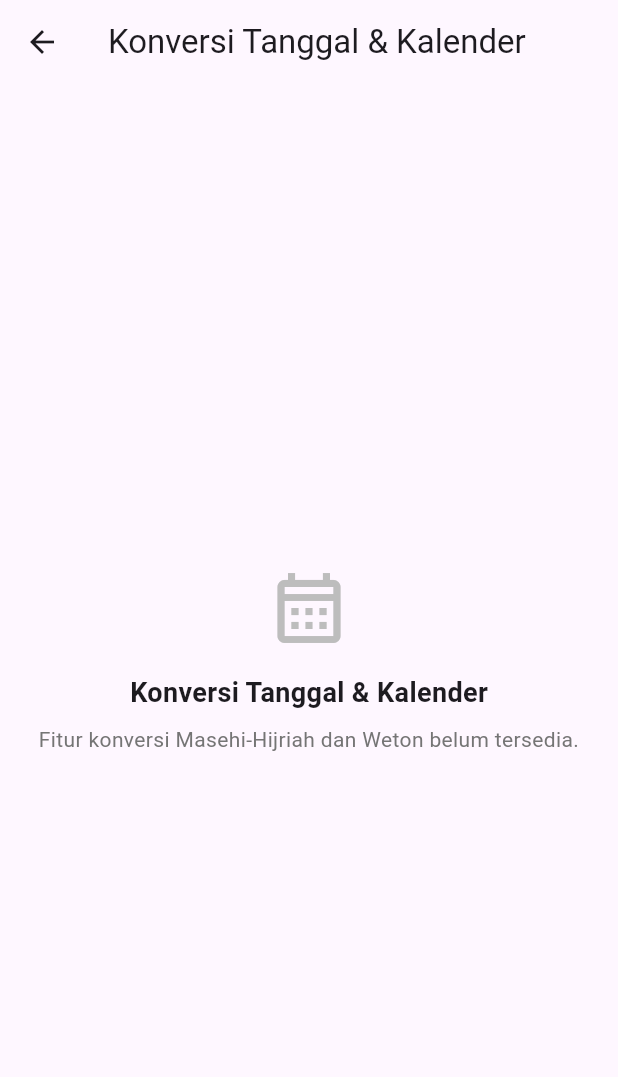
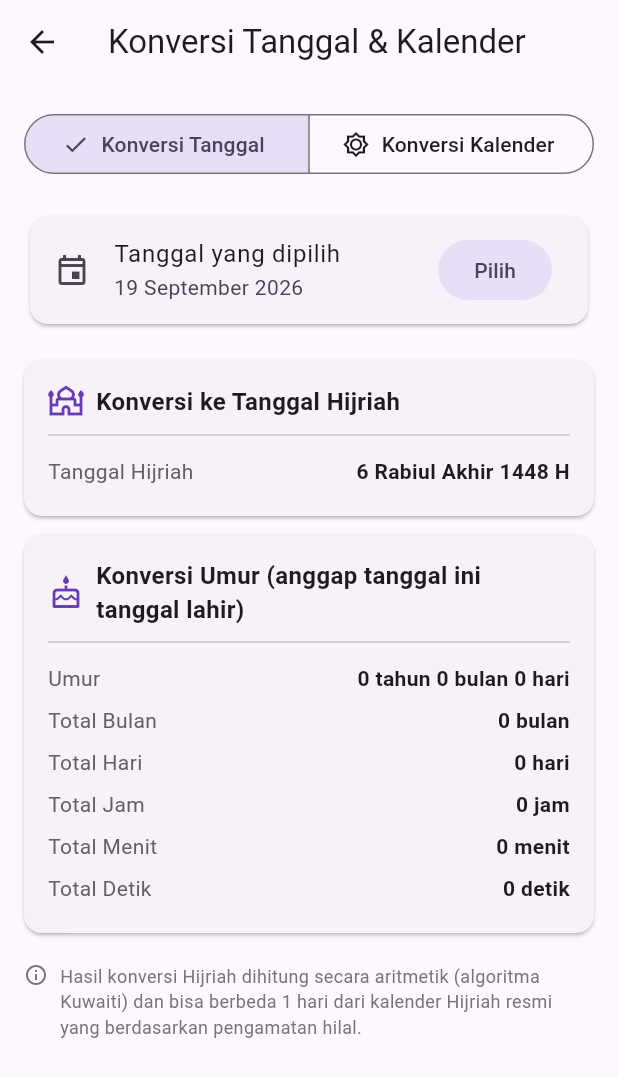
Before and after one commit to barafa-public/tugas3_test1, a Flutter app: the KonversiPage screen opened directly, on a phone screen of 412 x 824 dp. Shown: the top 1077 px of the screen. Run offline on Flutter 3.47's test engine with Material 3 defaults, Android fonts, the phone set to English and light mode, and no system bars; our stand-ins replace flutter_dotenv, supabase_flutter; accounts and stored records are empty.

Commit message:
feat: add convertion detail

```diff
--- a/lib/pages/konversi/konversi_page.dart
+++ b/lib/pages/konversi/konversi_page.dart
@@ -1,41 +1,210 @@
 import 'package:flutter/material.dart';
+
+import '../../utils/date_convert.dart';
+import 'widgets/konversi_result_card.dart';
 
 /// Menu Konversi Tanggal & Kalender.
 ///
-/// Gabungan dari menu "Konversi Tanggal" (Masehi -> Hijriah) dan
-/// "Konversi Kalender" (Weton) yang sebelumnya terpisah. Untuk sekarang
-/// isinya sengaja dikosongkan dulu (masih tugas terpisah, fokus utama
-/// masih di alur Profil, Pesanan, Daftar Pesanan, dan History Pesanan).
-class KonversiPage extends StatelessWidget {
+/// Sengaja TIDAK terhubung ke fitur shopping list ataupun database
+/// (Supabase) sama sekali -- semua perhitungan murni lokal, memakai
+/// fungsi-fungsi pure di `utils/date_convert.dart`.
+///
+/// Pilihan tipe konversi ada di bagian atas (lewat [SegmentedButton]):
+/// - "Konversi Tanggal": konversi ke Hijriah + konversi tanggal lahir
+///   ke umur (tahun, bulan, hari, jam, menit, detik).
+/// - "Konversi Kalender": konversi ke Weton (Kalender Jawa) + Kalender
+///   Saka Bali.
+/// Kedua mode berbagi 1 date picker yang sama di bawah pemilih mode.
+enum _KonversiMode { tanggal, kalender }
+
+class KonversiPage extends StatefulWidget {
   const KonversiPage({super.key});
+
+  @override
+  State<KonversiPage> createState() => _KonversiPageState();
+}
+
+class _KonversiPageState extends State<KonversiPage> {
+  _KonversiMode _mode = _KonversiMode.tanggal;
+  DateTime _selectedDate = DateTime.now();
+
+  Future<void> _pickDate() async {
+    final picked = await showDatePicker(
+      context: context,
+      initialDate: _selectedDate,
+      firstDate: DateTime(1900),
+      lastDate: DateTime(2100),
+      helpText: 'Pilih tanggal',
+    );
+    if (picked != null) {
+      setState(() => _selectedDate = picked);
+    }
+  }
 
   @override
   Widget build(BuildContext context) {
     return Scaffold(
       appBar: AppBar(title: const Text('Konversi Tanggal & Kalender')),
-      body: Center(
-        child: Padding(
-          padding: const EdgeInsets.all(24.0),
-          child: Column(
-            mainAxisSize: MainAxisSize.min,
-            children: [
-              Icon(Icons.calendar_month_outlined,
-                  size: 56, color: Colors.grey.shade400),
-              const SizedBox(height: 16),
-              const Text(
-                'Konversi Tanggal & Kalender',
-                style: TextStyle(fontSize: 18, fontWeight: FontWeight.bold),
-              ),
-              const SizedBox(height: 8),
-              Text(
-                'Fitur konversi Masehi-Hijriah dan Weton belum tersedia.',
-                textAlign: TextAlign.center,
-                style: TextStyle(color: Colors.grey.shade600),
-              ),
-            ],
-          ),
+      body: SafeArea(
+        child: ListView(
+          padding: const EdgeInsets.all(16),
+          children: [
+            // Pilihan tipe konversi di bagian atas.
+            SegmentedButton<_KonversiMode>(
+              segments: const [
+                ButtonSegment(
+                  value: _KonversiMode.tanggal,
+                  label: Text('Konversi Tanggal'),
+                  icon: Icon(Icons.calendar_today_outlined),
+                ),
+                ButtonSegment(
+                  value: _KonversiMode.kalender,
+                  label: Text('Konversi Kalender'),
+                  icon: Icon(Icons.brightness_5_outlined),
+                ),
+              ],
+              selected: {_mode},
+              onSelectionChanged: (selection) {
+                setState(() => _mode = selection.first);
+              },
+            ),
+            const SizedBox(height: 20),
+
+            _buildDatePicker(),
+            const SizedBox(height: 20),
+
+            if (_mode == _KonversiMode.tanggal)
+              _buildTanggalResults()
+            else
+              _buildKalenderResults(),
+          ],
         ),
       ),
     );
   }
+
+  Widget _buildDatePicker() {
+    return Card(
+      child: ListTile(
+        leading: const Icon(Icons.event_outlined),
+        title: const Text('Tanggal yang dipilih'),
+        subtitle: Text(_formatTanggalLengkap(_selectedDate)),
+        trailing: FilledButton.tonal(
+          onPressed: _pickDate,
+          child: const Text('Pilih'),
+        ),
+      ),
+    );
+  }
+
+  /// Tab "Konversi Tanggal": Hijriah + konversi umur.
+  /// Sesuai kriteria: "memiliki menu konversi tanggal hijriah, konversi
+  /// tanggal lahir ke umur, tahun, bulan, hari jam, menit dan detik".
+  Widget _buildTanggalResults() {
+    final hijri = convertToHijri(_selectedDate);
+    final age = calculateAge(_selectedDate);
+
+    return Column(
+      children: [
+        KonversiResultCard(
+          icon: Icons.mosque_outlined,
+          title: 'Konversi ke Tanggal Hijriah',
+          rows: [KonversiResultRow('Tanggal Hijriah', hijri.toString())],
+        ),
+        KonversiResultCard(
+          icon: Icons.cake_outlined,
+          title: 'Konversi Umur (anggap tanggal ini tanggal lahir)',
+          rows: [
+            KonversiResultRow(
+              'Umur',
+              '${age.years} tahun ${age.months} bulan ${age.days} hari',
+            ),
+            KonversiResultRow('Total Bulan', '${age.totalMonths} bulan'),
+            KonversiResultRow('Total Hari', '${age.totalDays} hari'),
+            KonversiResultRow('Total Jam', '${age.totalHours} jam'),
+            KonversiResultRow('Total Menit', '${age.totalMinutes} menit'),
+            KonversiResultRow('Total Detik', '${age.totalSeconds} detik'),
+          ],
+        ),
+        const _DisclaimerText(
+          'Hasil konversi Hijriah dihitung secara aritmetik (algoritma '
+          'Kuwaiti) dan bisa berbeda 1 hari dari kalender Hijriah resmi '
+          'yang berdasarkan pengamatan hilal.',
+        ),
+      ],
+    );
+  }
+
+  /// Tab "Konversi Kalender": Weton + Tahun Saka Bali.
+  /// Sesuai kriteria: "memiliki menu konversi Kalender weton dan
+  /// Kalender saka bali".
+  Widget _buildKalenderResults() {
+    final weton = calculateWeton(_selectedDate);
+    final tahunSaka = calculateTahunSaka(_selectedDate);
+
+    return Column(
+      children: [
+        KonversiResultCard(
+          icon: Icons.brightness_5_outlined,
+          title: 'Konversi ke Weton (Kalender Jawa)',
+          rows: [KonversiResultRow('Weton', weton.label)],
+        ),
+        KonversiResultCard(
+          icon: Icons.temple_hindu_outlined,
+          title: 'Konversi ke Kalender Saka Bali',
+          rows: [KonversiResultRow('Tahun Saka', '$tahunSaka')],
+        ),
+        const _DisclaimerText(
+          'Tahun Saka dihitung dengan rumus umum (Tahun Masehi - 78, '
+          'disesuaikan sebelum/sesudah perkiraan Nyepi). Perhitungan '
+          'bulan & wuku Saka secara penuh memerlukan tabel pawukon yang '
+          'lebih kompleks dan belum tercakup di sini.',
+        ),
+      ],
+    );
+  }
+
+  String _formatTanggalLengkap(DateTime date) {
+    const bulan = [
+      'Januari',
+      'Februari',
+      'Maret',
+      'April',
+      'Mei',
+      'Juni',
+      'Juli',
+      'Agustus',
+      'September',
+      'Oktober',
+      'November',
+      'Desember',
+    ];
+    return '${date.day} ${bulan[date.month - 1]} ${date.year}';
+  }
 }
+
+class _DisclaimerText extends StatelessWidget {
+  final String text;
+
+  const _DisclaimerText(this.text);
+
+  @override
+  Widget build(BuildContext context) {
+    return Padding(
+      padding: const EdgeInsets.symmetric(vertical: 8.0),
+      child: Row(
+        crossAxisAlignment: CrossAxisAlignment.start,
+        children: [
+          Icon(Icons.info_outline, size: 16, color: Colors.grey.shade600),
+          const SizedBox(width: 8),
+          Expanded(
+            child: Text(
+              text,
+              style: TextStyle(fontSize: 12, color: Colors.grey.shade600),
+            ),
+          ),
+        ],
+      ),
+    );
+  }
+}
--- a/lib/pages/konversi/widgets/konversi_result_card.dart
+++ b/lib/pages/konversi/widgets/konversi_result_card.dart
@@ -0,0 +1,77 @@
+import 'package:flutter/material.dart';
+
+/// Satu baris hasil konversi: label di kiri, nilai di kanan.
+class KonversiResultRow {
+  final String label;
+  final String value;
+
+  const KonversiResultRow(this.label, this.value);
+}
+
+/// Kartu untuk menampilkan sekelompok hasil konversi (judul + beberapa
+/// baris label-value). Dipakai berulang di [KonversiPage], baik untuk
+/// tab "Konversi Tanggal" maupun tab "Konversi Kalender".
+class KonversiResultCard extends StatelessWidget {
+  final IconData icon;
+  final String title;
+  final List<KonversiResultRow> rows;
+
+  const KonversiResultCard({
+    super.key,
+    required this.icon,
+    required this.title,
+    required this.rows,
+  });
+
+  @override
+  Widget build(BuildContext context) {
+    return Card(
+      margin: const EdgeInsets.only(bottom: 12),
+      child: Padding(
+        padding: const EdgeInsets.all(16.0),
+        child: Column(
+          crossAxisAlignment: CrossAxisAlignment.start,
+          children: [
+            Row(
+              children: [
+                Icon(icon, color: Colors.deepPurple),
+                const SizedBox(width: 8),
+                Expanded(
+                  child: Text(
+                    title,
+                    style: const TextStyle(
+                      fontWeight: FontWeight.bold,
+                      fontSize: 16,
+                    ),
+                  ),
+                ),
+              ],
+            ),
+            const Divider(height: 20),
+            for (final row in rows)
+              Padding(
+                padding: const EdgeInsets.symmetric(vertical: 4.0),
+                child: Row(
+                  mainAxisAlignment: MainAxisAlignment.spaceBetween,
+                  children: [
+                    Text(
+                      row.label,
+                      style: TextStyle(color: Colors.grey.shade700),
+                    ),
+                    const SizedBox(width: 12),
+                    Flexible(
+                      child: Text(
+                        row.value,
+                        textAlign: TextAlign.right,
+                        style: const TextStyle(fontWeight: FontWeight.w600),
+                      ),
+                    ),
+                  ],
+                ),
+              ),
+          ],
+        ),
+      ),
+    );
+  }
+}
--- a/lib/utils/date_convert.dart
+++ b/lib/utils/date_convert.dart
@@ -0,0 +1,237 @@
+/// Kumpulan fungsi konversi tanggal & kalender untuk Menu Konversi.
+///
+/// Semua fungsi di sini murni (pure function) — tidak bergantung pada
+/// Flutter widget ataupun database (Supabase), sesuai kriteria tugas
+/// bahwa menu ini TIDAK terhubung dengan fitur shopping list.
+
+// =======================================================================
+// 1. KONVERSI TANGGAL MASEHI -> HIJRIAH
+// =======================================================================
+// Memakai algoritma aritmetik "Kuwaiti" (tabular Islamic calendar) --
+// dihitung murni dari rumus matematis berbasis Julian Day Number, TANPA
+// data rukyatul hilal. Sudah divalidasi terhadap beberapa tanggal acuan
+// (mis. 19 Maret 2026 -> 30 Ramadan 1447H, sesuai kalender Hijriah yang
+// dipublikasikan). Karena berbasis rumus (bukan pengamatan hilal
+// langsung), hasilnya MUNGKIN berbeda 1 hari dari kalender Hijriah
+// resmi/rukyat di beberapa kondisi batas awal bulan.
+
+class HijriDate {
+  final int day;
+  final int month; // 1-12
+  final int year;
+
+  const HijriDate({required this.day, required this.month, required this.year});
+
+  static const List<String> monthNames = [
+    'Muharram',
+    'Safar',
+    'Rabiul Awal',
+    'Rabiul Akhir',
+    'Jumadil Awal',
+    'Jumadil Akhir',
+    'Rajab',
+    "Sya'ban",
+    'Ramadhan',
+    'Syawal',
+    "Dzulqa'dah",
+    'Dzulhijjah',
+  ];
+
+  String get monthName => monthNames[month - 1];
+
+  @override
+  String toString() => '$day $monthName $year H';
+}
+
+/// Konversi tanggal Masehi [date] ke tanggal Hijriah.
+HijriDate convertToHijri(DateTime date) {
+  final jdn = _gregorianToJulianDayNumber(date.year, date.month, date.day);
+
+  int l = jdn - 1948440 + 10632;
+  final n = ((l - 1) / 10631).floor();
+  l = l - 10631 * n + 354;
+  final j =
+      ((10985 - l) / 5316).floor() * ((50 * l) / 17719).floor() +
+      (l / 5670).floor() * ((43 * l) / 15238).floor();
+  l =
+      l -
+      ((30 - j) / 15).floor() * ((17719 * j) / 50).floor() -
+      (j / 16).floor() * ((15238 * j) / 43).floor() +
+      29;
+  final monthH = ((24 * l) / 709).floor();
+  final dayH = l - ((709 * monthH) / 24).floor();
+  final yearH = 30 * n + j - 30;
+
+  return HijriDate(day: dayH, month: monthH, year: yearH);
+}
+
+/// Julian Day Number dari tanggal Masehi (proleptic Gregorian calendar).
+/// Ini adalah dasar perhitungan untuk konversi Hijriah di atas.
+int _gregorianToJulianDayNumber(int year, int month, int day) {
+  final a = ((14 - month) / 12).floor();
+  final y = year + 4800 - a;
+  final m = month + 12 * a - 3;
+
+  return day +
+      ((153 * m + 2) / 5).floor() +
+      365 * y +
+      (y / 4).floor() -
+      (y / 100).floor() +
+      (y / 400).floor() -
+      32045;
+}
+
+// =======================================================================
+// 2. KONVERSI TANGGAL LAHIR -> UMUR
+// =======================================================================
+// Menghitung umur dari [birthDate] sampai [now] dalam 2 bentuk:
+// - breakdown kalender: X tahun Y bulan Z hari (cara umum menyebut umur)
+// - total dalam satu satuan saja: total bulan, hari, jam, menit, detik
+//   sejak lahir (asumsi jam lahir 00:00:00 karena date picker cuma
+//   mengambil tanggal, tanpa jam).
+
+class AgeResult {
+  final int years;
+  final int months;
+  final int days;
+  final int totalMonths;
+  final int totalDays;
+  final int totalHours;
+  final int totalMinutes;
+  final int totalSeconds;
+
+  const AgeResult({
+    required this.years,
+    required this.months,
+    required this.days,
+    required this.totalMonths,
+    required this.totalDays,
+    required this.totalHours,
+    required this.totalMinutes,
+    required this.totalSeconds,
+  });
+}
+
+/// Hitung umur dari [birthDate] sampai [now] (default: waktu sekarang).
+AgeResult calculateAge(DateTime birthDate, {DateTime? now}) {
+  final today = now ?? DateTime.now();
+
+  int years = today.year - birthDate.year;
+  int months = today.month - birthDate.month;
+  int days = today.day - birthDate.day;
+
+  if (days < 0) {
+    months -= 1;
+    // DateTime(y, m, 0) otomatis "meluber" jadi hari terakhir bulan
+    // sebelum bulan m -- trik standar buat cari jumlah hari bulan lalu.
+    final daysInPrevMonth = DateTime(today.year, today.month, 0).day;
+    days += daysInPrevMonth;
+  }
+  if (months < 0) {
+    years -= 1;
+    months += 12;
+  }
+
+  final totalMonths = years * 12 + months;
+  final duration = today.difference(birthDate);
+
+  return AgeResult(
+    years: years,
+    months: months,
+    days: days,
+    totalMonths: totalMonths,
+    totalDays: duration.inDays,
+    totalHours: duration.inHours,
+    totalMinutes: duration.inMinutes,
+    totalSeconds: duration.inSeconds,
+  );
+}
+
+// =======================================================================
+// 3. KONVERSI KE WETON (Kalender Jawa)
+// =======================================================================
+// Weton = gabungan siklus 7 hari (dina: Senin-Minggu) dan siklus 5 hari
+// pasaran (Legi, Pahing, Pon, Wage, Kliwon). Kedua siklus ini berjalan
+// terus-menerus tanpa koreksi, jadi bisa dihitung murni dari selisih
+// hari terhadap 1 tanggal referensi yang wetonnya sudah pasti diketahui.
+//
+// Referensi yang dipakai: 25 Maret 2020 = Rabu Kliwon.
+// Sudah divalidasi cocok dengan beberapa tanggal lain juga (mis.
+// 19 Maret 2026 = Kamis Kliwon, 30 September 2020 = Rabu Wage).
+
+const List<String> _hariNames = [
+  'Senin',
+  'Selasa',
+  'Rabu',
+  'Kamis',
+  'Jumat',
+  'Sabtu',
+  'Minggu',
+];
+
+const List<String> _pasaranNames = ['Legi', 'Pahing', 'Pon', 'Wage', 'Kliwon'];
+
+class WetonResult {
+  final String hari;
+  final String pasaran;
+
+  const WetonResult({required this.hari, required this.pasaran});
+
+  String get label => '$hari $pasaran';
+}
+
+WetonResult calculateWeton(DateTime date) {
+  // Hari (siklus 7 hari) langsung dari DateTime.weekday:
+  // 1 = Senin, ..., 7 = Minggu -> pas dengan urutan _hariNames.
+  final hari = _hariNames[date.weekday - 1];
+
+  // Pasaran (siklus 5 hari), dihitung dari referensi 25 Maret 2020 = Kliwon.
+  final referensi = DateTime(2020, 3, 25);
+  const referensiIndex = 4; // index 'Kliwon' di _pasaranNames
+
+  // Buang komponen jam/menit/detik dulu supaya selisih hari akurat,
+  // tidak terpengaruh sisa waktu di tanggal yang dipilih.
+  final tanggalSaja = DateTime(date.year, date.month, date.day);
+  final selisihHari = tanggalSaja.difference(referensi).inDays;
+
+  // Catatan: operator `%` di Dart selalu mengembalikan hasil non-negatif
+  // kalau pembaginya positif, jadi aman dipakai walau selisihHari
+  // negatif (tanggal sebelum tanggal referensi).
+  final pasaranIndex = (referensiIndex + selisihHari) % 5;
+
+  return WetonResult(hari: hari, pasaran: _pasaranNames[pasaranIndex]);
+}
+
+// =======================================================================
+// 4. KONVERSI TAHUN SAKA (Kalender Bali)
+// =======================================================================
+// Tahun Saka Bali dimulai setiap Hari Raya Nyepi (sekitar pertengahan
+// Maret, tanggal pastinya berubah tiap tahun mengikuti kalender lunar).
+// Perhitungan bulan & wuku Saka secara penuh membutuhkan tabel pawukon
+// yang kompleks dan berada di luar cakupan implementasi ini -- yang
+// dihitung di sini HANYA tahunnya.
+//
+// Rumus umum: Tahun Saka = Tahun Masehi - 78, dengan penyesuaian kalau
+// tanggal yang dipilih masih SEBELUM Nyepi tahun itu (diperkirakan
+// pertengahan Maret), maka tahun Saka-nya masih tahun sebelumnya.
+//
+// Divalidasi terhadap 2 tanggal Nyepi asli:
+// - 19 Maret 2026 = Nyepi Tahun Baru Saka 1948  (2026 - 78 = 1948 ✓)
+// - 25 Maret 2020 = Nyepi Tahun Baru Saka 1942  (2020 - 78 = 1942 ✓)
+//
+// CATATAN: tanggal Nyepi asli tiap tahun bisa jatuh dari akhir Februari
+// sampai akhir Maret. Ambang batas "15 Maret" di bawah ini adalah
+// PERKIRAAN kasar, bukan tanggal Nyepi sesungguhnya -- jadi hasil di
+// sekitar tanggal itu (akhir Feb - akhir Maret) berpotensi meleset.
+int calculateTahunSaka(DateTime date) {
+  int tahunSaka = date.year - 78;
+
+  final belumMelewatiPerkiraanNyepi =
+      date.month < 3 || (date.month == 3 && date.day < 15);
+
+  if (belumMelewatiPerkiraanNyepi) {
+    tahunSaka -= 1;
+  }
+
+  return tahunSaka;
+}
```
